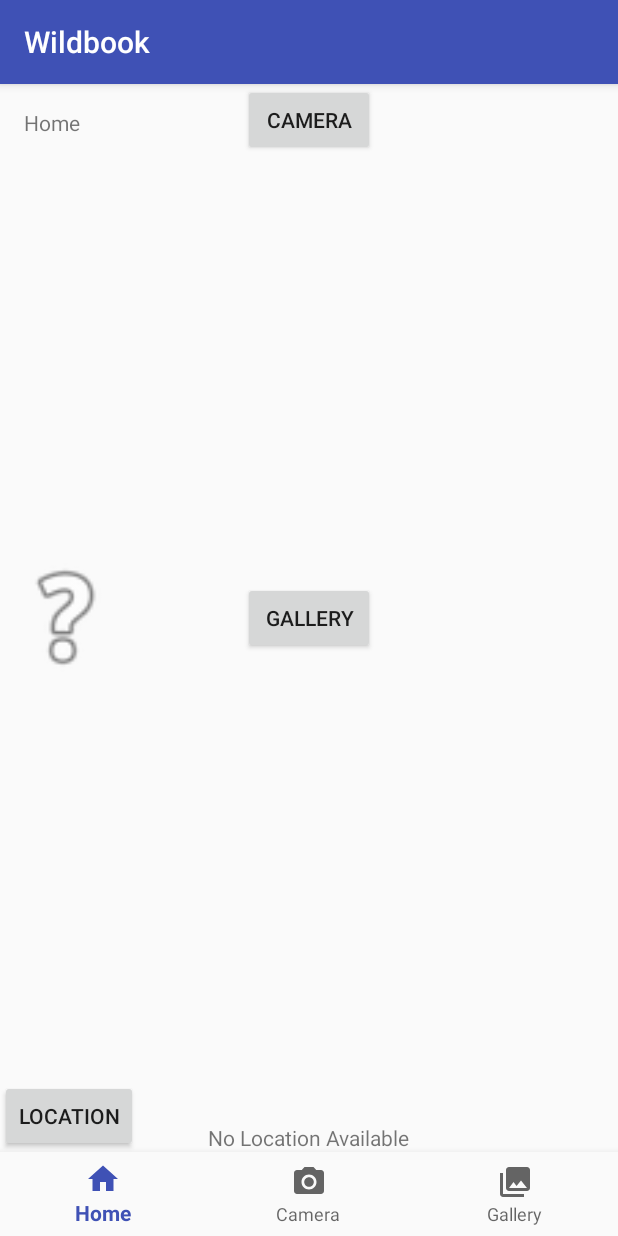
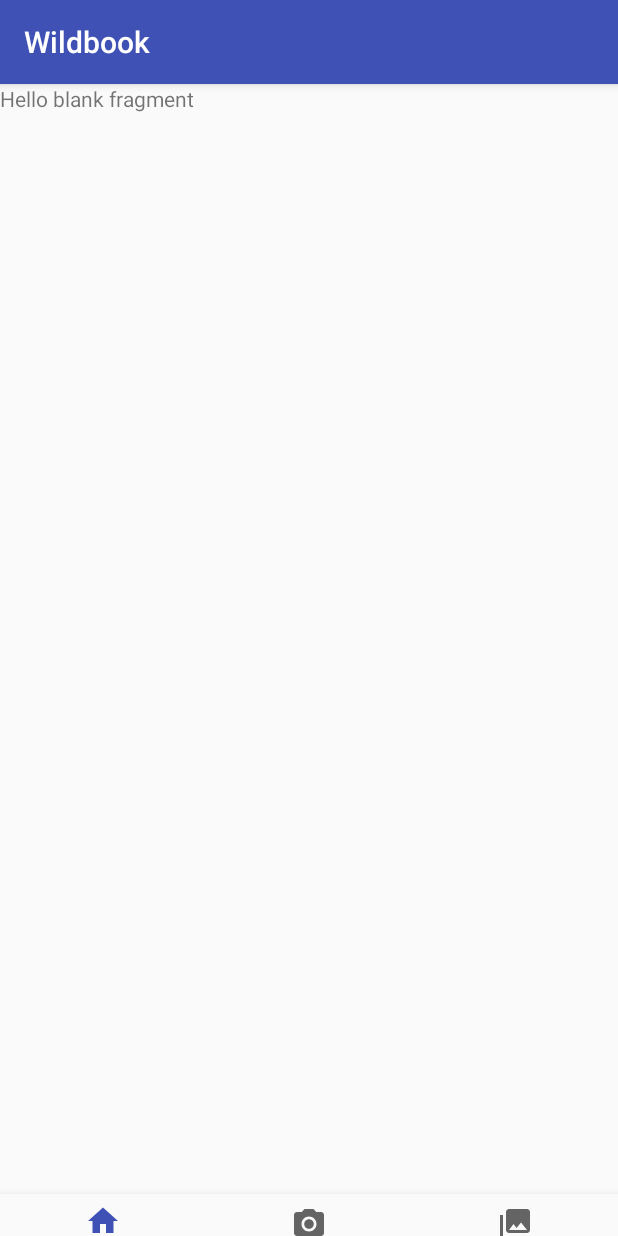
Before and after one commit to graeabbott/wildbookApp, an Android app: the screen it shows after launch (MainActivity), on a phone screen of 412 x 824 dp. Run offline under Robolectric (Android 15) with nearby library versions, the phone set to English and light mode, and no system bars.

Commit message:
added first fragment

```diff
--- a/MyApplication1/app/build.gradle
+++ b/MyApplication1/app/build.gradle
@@ -28,5 +28,6 @@ dependencies {
     compile 'com.android.support:design:25.3.1'
     compile 'com.aurelhubert:ahbottomnavigation:2.0.4'
     compile 'com.android.support.constraint:constraint-layout:1.0.2'
+    compile 'com.android.support:support-v4:25.3.1'
     testCompile 'junit:junit:4.12'
 }
--- /dev/null
+++ b/MyApplication1/app/src/main/java/com/example/affanfarid/myapplication1/ExampleFragment.java
@@ -0,0 +1,129 @@
+package com.example.affanfarid.myapplication1;
+
+import android.os.Bundle;
+import android.support.v4.app.Fragment;
+import android.view.LayoutInflater;
+import android.view.View;
+import android.view.ViewGroup;
+
+import com.example.affanfarid.myapplication1.R;
+
+public class ExampleFragment extends Fragment {
+    @Override
+    public View onCreateView(LayoutInflater inflater, ViewGroup container,
+                             Bundle savedInstanceState) {
+        // Inflate the layout for this fragment
+        return inflater.inflate(R.layout.fragment_example, container, false);
+    }
+}
+
+
+
+//package com.example.affanfarid.myapplication1;
+//
+//import android.content.Context;
+//import android.net.Uri;
+//import android.os.Bundle;
+//import android.support.v4.app.Fragment;
+//import android.view.LayoutInflater;
+//import android.view.View;
+//import android.view.ViewGroup;
+//
+//
+///**
+// * A simple {@link Fragment} subclass.
+// * Activities that contain this fragment must implement the
+// * {@link ExampleFragment.OnFragmentInteractionListener} interface
+// * to handle interaction events.
+// * Use the {@link ExampleFragment#newInstance} factory method to
+// * create an instance of this fragment.
+// */
+//public class ExampleFragment extends Fragment {
+//    // TODO: Rename parameter arguments, choose names that match
+//    // the fragment initialization parameters, e.g. ARG_ITEM_NUMBER
+//    private static final String ARG_PARAM1 = "param1";
+//    private static final String ARG_PARAM2 = "param2";
+//
+//    // TODO: Rename and change types of parameters
+//    private String mParam1;
+//    private String mParam2;
+//
+//    private OnFragmentInteractionListener mListener;
+//
+//    public ExampleFragment() {
+//        // Required empty public constructor
+//    }
+//
+//    /**
+//     * Use this factory method to create a new instance of
+//     * this fragment using the provided parameters.
+//     *
+//     * @param param1 Parameter 1.
+//     * @param param2 Parameter 2.
+//     * @return A new instance of fragment ExampleFragment.
+//     */
+//    // TODO: Rename and change types and number of parameters
+//    public static ExampleFragment newInstance(String param1, String param2) {
+//        ExampleFragment fragment = new ExampleFragment();
+//        Bundle args = new Bundle();
+//        args.putString(ARG_PARAM1, param1);
+//        args.putString(ARG_PARAM2, param2);
+//        fragment.setArguments(args);
+//        return fragment;
+//    }
+//
+//    @Override
+//    public void onCreate(Bundle savedInstanceState) {
+//        super.onCreate(savedInstanceState);
+//        if (getArguments() != null) {
+//            mParam1 = getArguments().getString(ARG_PARAM1);
+//            mParam2 = getArguments().getString(ARG_PARAM2);
+//        }
+//    }
+//
+//    @Override
+//    public View onCreateView(LayoutInflater inflater, ViewGroup container,
+//                             Bundle savedInstanceState) {
+//        // Inflate the layout for this fragment
+//        return inflater.inflate(R.layout.fragment_example, container, false);
+//    }
+//
+//    // TODO: Rename method, update argument and hook method into UI event
+//    public void onButtonPressed(Uri uri) {
+//        if (mListener != null) {
+//            mListener.onFragmentInteraction(uri);
+//        }
+//    }
+//
+//    @Override
+//    public void onAttach(Context context) {
+//        super.onAttach(context);
+//        if (context instanceof OnFragmentInteractionListener) {
+//            mListener = (OnFragmentInteractionListener) context;
+//        } else {
+//            throw new RuntimeException(context.toString()
+//                    + " must implement OnFragmentInteractionListener");
+//        }
+//    }
+//
+//    @Override
+//    public void onDetach() {
+//        super.onDetach();
+//        mListener = null;
+//    }
+//
+//    /**
+//     * This interface must be implemented by activities that contain this
+//     * fragment to allow an interaction in this fragment to be communicated
+//     * to the activity and potentially other fragments contained in that
+//     * activity.
+//     * <p>
+//     * See the Android Training lesson <a href=
+//     * "http://developer.android.com/training/basics/fragments/communicating.html"
+//     * >Communicating with Other Fragments</a> for more information.
+//     */
+//    public interface OnFragmentInteractionListener {
+//        // TODO: Update argument type and name
+//        void onFragmentInteraction(Uri uri);
+//    }
+//}
--- a/MyApplication1/app/src/main/java/com/example/affanfarid/myapplication1/MainActivity.java
+++ b/MyApplication1/app/src/main/java/com/example/affanfarid/myapplication1/MainActivity.java
@@ -17,10 +17,13 @@ import android.provider.Settings;
 import android.support.annotation.NonNull;
 import android.support.design.widget.BottomNavigationView;
 import android.support.v4.app.ActivityCompat;
+import android.support.v4.app.Fragment;
 import android.support.v4.content.FileProvider;
 import android.support.v7.app.AppCompatActivity;
+import android.view.LayoutInflater;
 import android.view.MenuItem;
 import android.view.View;
+import android.view.ViewGroup;
 import android.widget.ImageView;
 import android.widget.TextView;
 
--- a/MyApplication1/app/src/main/res/layout/activity_main.xml
+++ b/MyApplication1/app/src/main/res/layout/activity_main.xml
@@ -9,6 +9,14 @@
     android:layout_height="match_parent"
     android:orientation="vertical"
     tools:context="com.example.affanfarid.myapplication1.MainActivity">
+
+
+    <fragment android:name="com.example.affanfarid.myapplication1.ExampleFragment"
+        android:id="@+id/example_fragment"
+        android:layout_weight="1"
+        android:layout_width="match_parent"
+        android:layout_height="match_parent" />
+
 
     <FrameLayout
         android:id="@+id/content"
--- /dev/null
+++ b/MyApplication1/app/src/main/res/layout/fragment_example.xml
@@ -0,0 +1,13 @@
+<FrameLayout xmlns:android="http://schemas.android.com/apk/res/android"
+    xmlns:tools="http://schemas.android.com/tools"
+    android:layout_width="match_parent"
+    android:layout_height="match_parent"
+    tools:context="com.example.affanfarid.myapplication1.ExampleFragment">
+
+    <!-- TODO: Update blank fragment layout -->
+    <TextView
+        android:layout_width="match_parent"
+        android:layout_height="match_parent"
+        android:text="@string/hello_blank_fragment" />
+
+</FrameLayout>
--- a/MyApplication1/app/src/main/res/values/strings.xml
+++ b/MyApplication1/app/src/main/res/values/strings.xml
@@ -7,4 +7,7 @@
     <string name="title_gallery">Gallery</string>
     <string name="title_activity_album">Album</string>
 
+    <!-- TODO: Remove or change this placeholder text -->
+    <string name="hello_blank_fragment">Hello blank fragment</string>
+
 </resources>
```
